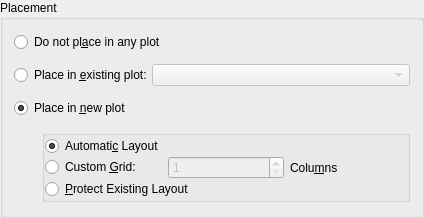
Old version of the form src/widgets/curveplacement.ui in the repository Kst-plot/kst.
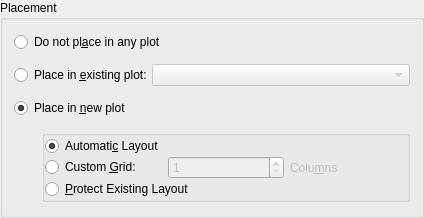
New version of the form.

The edit to the form file:
```diff
--- a/src/widgets/curveplacement.ui
+++ b/src/widgets/curveplacement.ui
@@ -153,7 +153,10 @@
             </widget>
            </item>
            <item>
-            <widget class="QLabel" name="label_2" >
+            <widget class="QLabel" name="_gridColumnsLabel" >
+             <property name="enabled" >
+              <bool>false</bool>
+             </property>
              <property name="text" >
               <string>Colu&amp;mns</string>
              </property>
```
